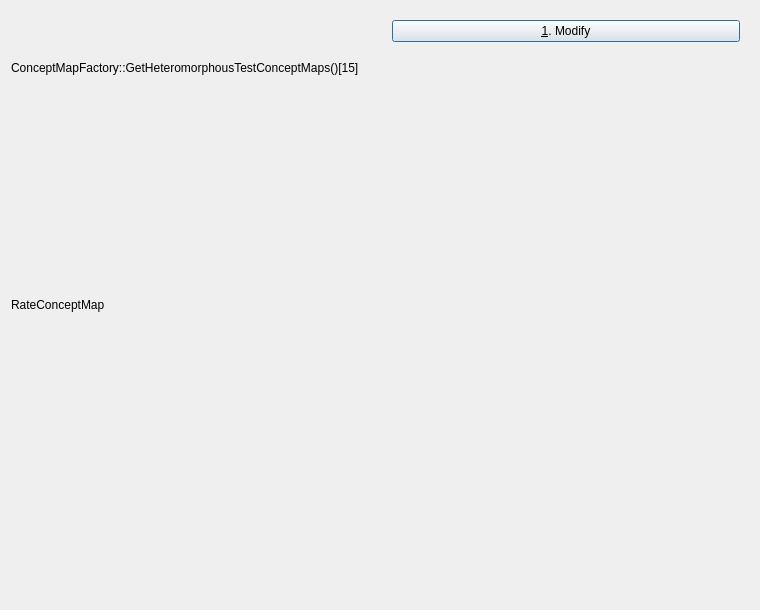
Old version of the form Projects/ProjectBrainweaver/qtpvdbtestconceptmapratewidgetdialog.ui in the repository richelbilderbeek/ProjectRichelBilderbeek.
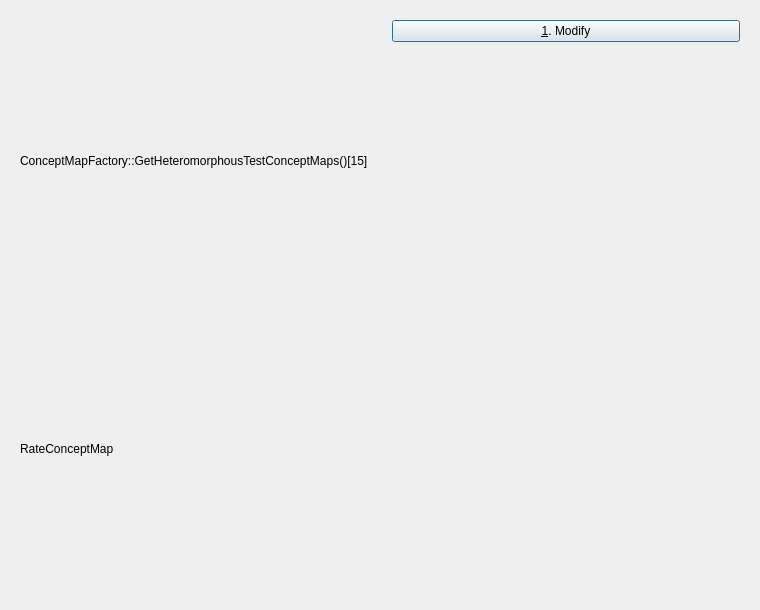
New version of the form. Icons and pictures are not drawn.

Commit message: Brainweaver: all tests finish correctly

Diff of the .ui file:
```diff
--- a/Projects/ProjectBrainweaver/qtpvdbtestconceptmapratewidgetdialog.ui
+++ b/Projects/ProjectBrainweaver/qtpvdbtestconceptmapratewidgetdialog.ui
@@ -17,9 +17,29 @@
    <iconset resource="Brainweaver.qrc">
     <normaloff>:/images/PicArrow14x14.png</normaloff>:/images/PicArrow14x14.png</iconset>
   </property>
-  <layout class="QGridLayout" name="gridLayout">
-   <item row="0" column="1" rowspan="5">
+  <layout class="QHBoxLayout" name="horizontalLayout">
+   <item>
     <widget class="QWidget" name="widget" native="true">
+     <layout class="QVBoxLayout" name="verticalLayout_2">
+      <item>
+       <widget class="QLabel" name="label_test">
+        <property name="text">
+         <string>ConceptMapFactory::GetHeteromorphousTestConceptMaps()[15]</string>
+        </property>
+       </widget>
+      </item>
+      <item>
+       <widget class="QLabel" name="label_concept_map_type">
+        <property name="text">
+         <string>RateConceptMap</string>
+        </property>
+       </widget>
+      </item>
+     </layout>
+    </widget>
+   </item>
+   <item>
+    <widget class="QWidget" name="widget_menu" native="true">
      <property name="enabled">
       <bool>true</bool>
      </property>
@@ -47,20 +67,6 @@
      </layout>
     </widget>
    </item>
-   <item row="0" column="0">
-    <widget class="QLabel" name="label_test">
-     <property name="text">
-      <string>ConceptMapFactory::GetHeteromorphousTestConceptMaps()[15]</string>
-     </property>
-    </widget>
-   </item>
-   <item row="2" column="0">
-    <widget class="QLabel" name="label_concept_map_type">
-     <property name="text">
-      <string>RateConceptMap</string>
-     </property>
-    </widget>
-   </item>
   </layout>
  </widget>
  <resources>
```
The commit also changes 10 other files.
